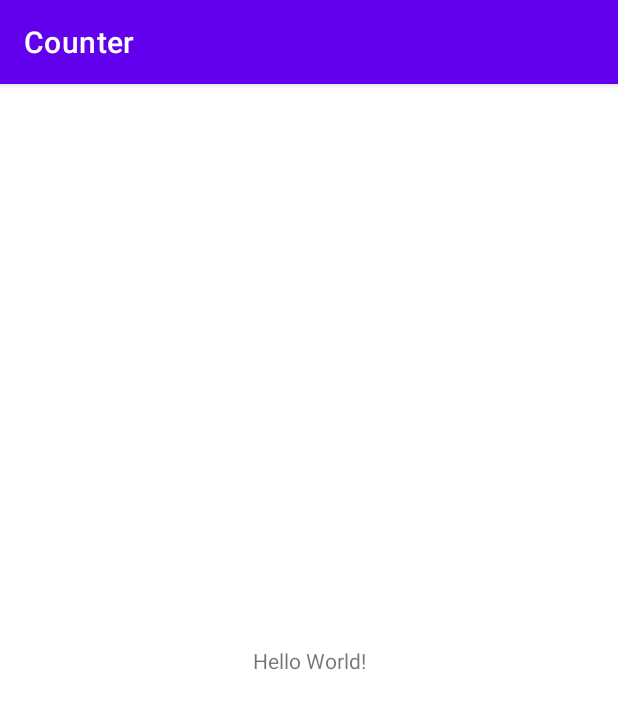
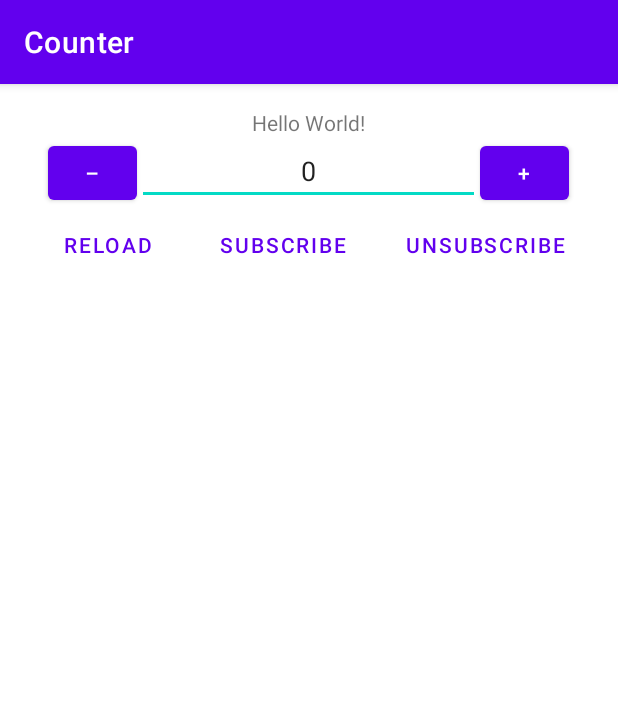
Before and after one commit to StrohmNative/strohm, an Android app: the screen it shows after launch (MainActivity), on a phone screen of 412 x 824 dp. Shown: the top 709 px of the screen. Run offline under Robolectric (Android 15) with nearby library versions, the phone set to English and light mode, and no system bars.

Commit message:
Android view improvement

```diff
--- a/Examples/Counter/android/app/src/main/res/layout/activity_main.xml
+++ b/Examples/Counter/android/app/src/main/res/layout/activity_main.xml
@@ -6,13 +6,104 @@
     android:layout_height="match_parent"
     tools:context=".MainActivity">
 
-    <TextView
-        android:layout_width="wrap_content"
-        android:layout_height="wrap_content"
-        android:text="Hello World!"
+    <LinearLayout
+        android:id="@+id/topContainer"
+        android:layout_width="0dp"
+        android:layout_height="match_parent"
+        android:layout_marginStart="16dp"
+        android:layout_marginTop="16dp"
+        android:layout_marginEnd="16dp"
+        android:layout_marginBottom="16dp"
+        android:gravity="center_horizontal"
+        android:orientation="vertical"
         app:layout_constraintBottom_toBottomOf="parent"
-        app:layout_constraintLeft_toLeftOf="parent"
-        app:layout_constraintRight_toRightOf="parent"
-        app:layout_constraintTop_toTopOf="parent" />
+        app:layout_constraintEnd_toEndOf="parent"
+        app:layout_constraintHorizontal_bias="0.0"
+        app:layout_constraintStart_toStartOf="parent"
+        app:layout_constraintTop_toTopOf="parent">
+
+        <TextView
+            android:layout_width="wrap_content"
+            android:layout_height="wrap_content"
+            android:text="Hello World!" />
+
+        <LinearLayout
+            android:layout_width="match_parent"
+            android:layout_height="wrap_content"
+            android:orientation="horizontal" >
+
+            <View
+                android:layout_width="1dp"
+                android:layout_height="0dp"
+                android:layout_weight="1"/>
+
+            <Button
+                android:id="@+id/btnDecrement"
+                android:layout_width="wrap_content"
+                android:layout_height="wrap_content"
+                android:layout_weight="1"
+                android:minWidth="44dip"
+                android:text="@string/btn_text_decrement" />
+
+            <EditText
+                android:id="@+id/txtCounter"
+                android:layout_width="wrap_content"
+                android:layout_height="wrap_content"
+                android:layout_weight="1"
+                android:ems="10"
+                android:gravity="center_horizontal"
+                android:hint="@string/txt_counter_hint"
+                android:importantForAutofill="no"
+                android:inputType="numberSigned"
+                android:text="0" />
+
+            <Button
+                android:id="@+id/btnIncrement"
+                android:layout_width="wrap_content"
+                android:layout_height="wrap_content"
+                android:layout_weight="1"
+                android:minWidth="44dip"
+                android:text="@string/btn_text_increment" />
+
+            <View
+                android:layout_width="1dp"
+                android:layout_height="0dp"
+                android:layout_weight="1"/>
+
+        </LinearLayout>
+
+        <LinearLayout
+            android:layout_width="match_parent"
+            android:layout_height="wrap_content"
+            android:layout_weight="0"
+            android:orientation="horizontal"
+            style="?android:attr/buttonBarStyle">
+
+            <Button
+                android:id="@+id/btnReload"
+                style="?android:attr/buttonBarButtonStyle"
+                android:layout_width="wrap_content"
+                android:layout_height="wrap_content"
+                android:layout_weight="1"
+                android:text="@string/btn_text_reload" />
+
+            <Button
+                android:id="@+id/btnSubscribe"
+                style="?android:attr/buttonBarButtonStyle"
+                android:layout_width="wrap_content"
+                android:layout_height="wrap_content"
+                android:layout_weight="1"
+                android:text="@string/btn_text_subscribe" />
+
+            <Button
+                android:id="@+id/btnUnsubscribe"
+                style="?android:attr/buttonBarButtonStyle"
+                android:layout_width="wrap_content"
+                android:layout_height="wrap_content"
+                android:layout_weight="1"
+                android:text="@string/btn_text_unsubscribe" />
+        </LinearLayout>
+
+    </LinearLayout>
 
 </androidx.constraintlayout.widget.ConstraintLayout>
--- a/Examples/Counter/android/app/src/main/res/values/strings.xml
+++ b/Examples/Counter/android/app/src/main/res/values/strings.xml
@@ -1,3 +1,9 @@
 <resources>
     <string name="app_name">Counter</string>
+    <string name="btn_text_decrement">–</string>
+    <string name="btn_text_increment">+</string>
+    <string name="btn_text_reload">Reload</string>
+    <string name="btn_text_subscribe">Subscribe</string>
+    <string name="btn_text_unsubscribe">Unsubscribe</string>
+    <string name="txt_counter_hint">Current count</string>
 </resources>
```
